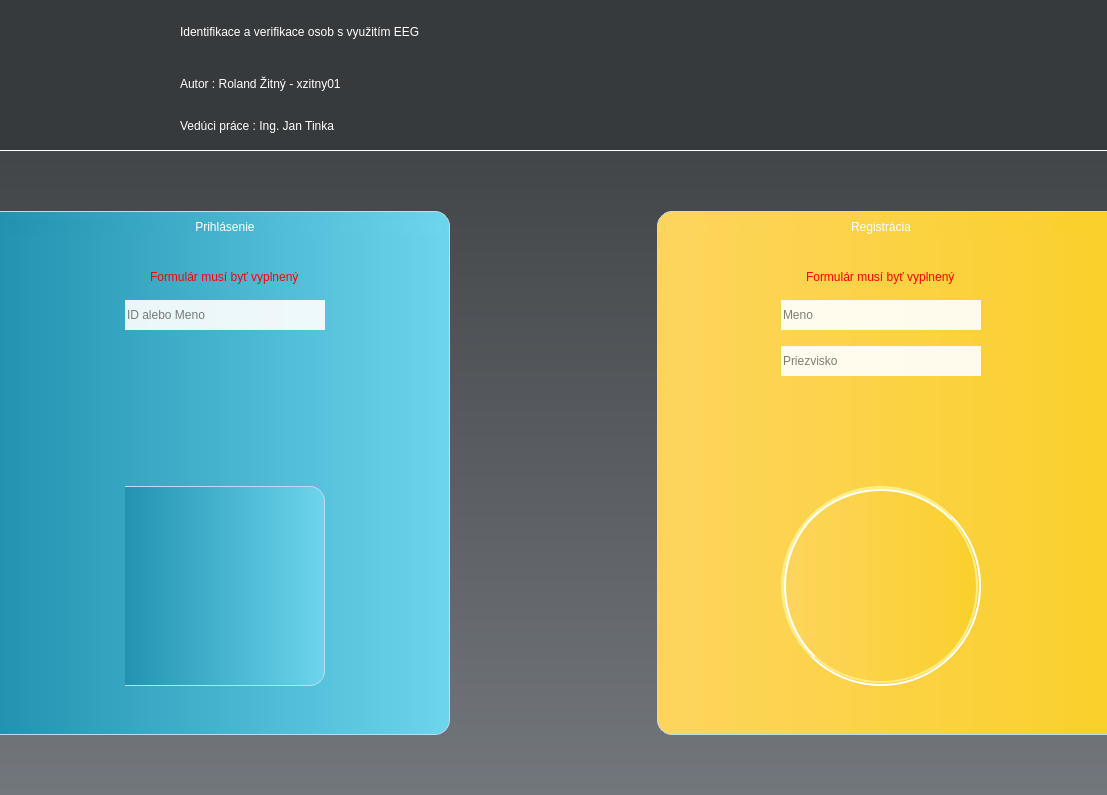
The window that nas/gui/designs/main_window.ui (roland-zitny/BC-NAS) describes before a commit, drawn with Qt 5.
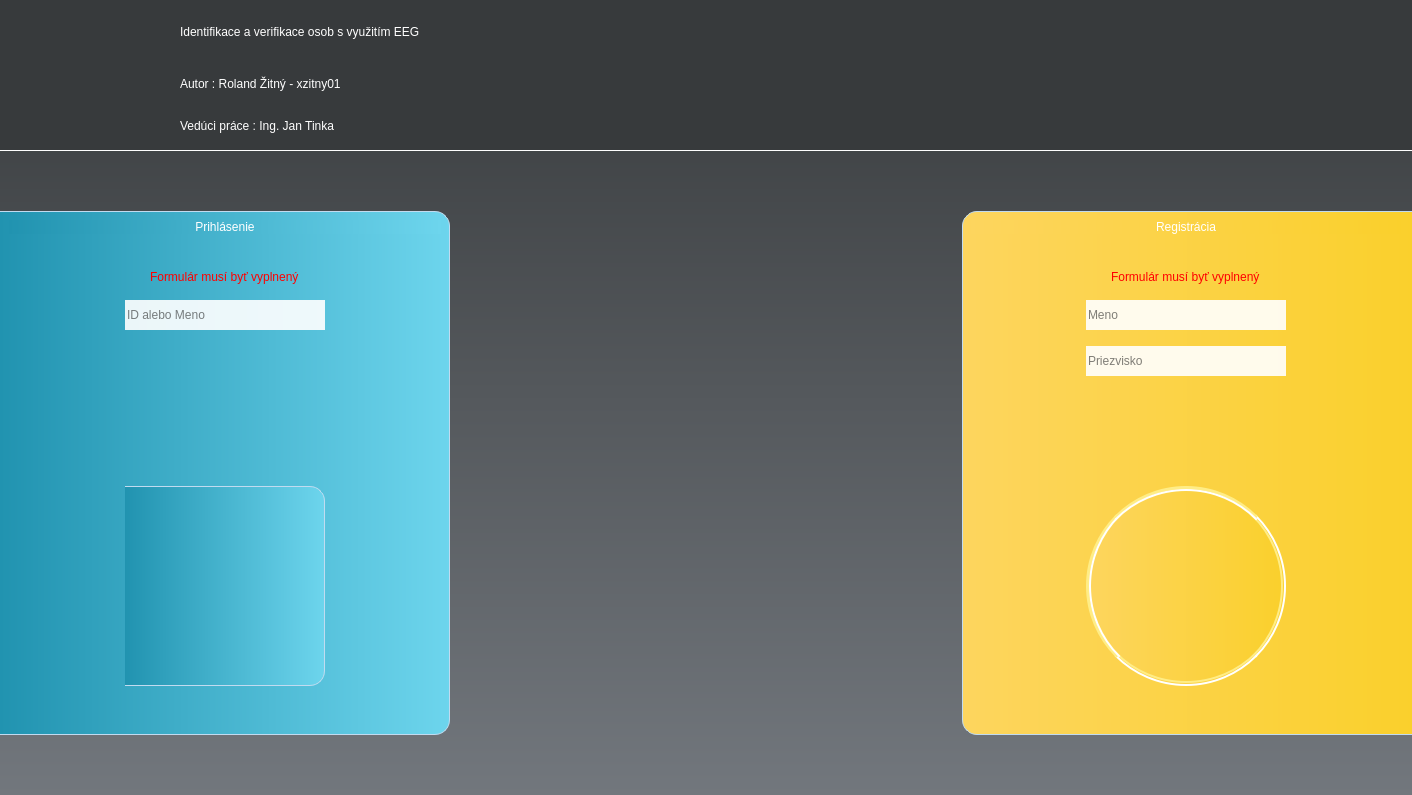
The same window after the commit. Icons and pictures are not drawn.

What changed in the file:
```diff
--- a/nas/gui/designs/main_window.ui
+++ b/nas/gui/designs/main_window.ui
@@ -6,7 +6,7 @@
    <rect>
     <x>0</x>
     <y>0</y>
-    <width>1107</width>
+    <width>1412</width>
     <height>795</height>
    </rect>
   </property>
```
